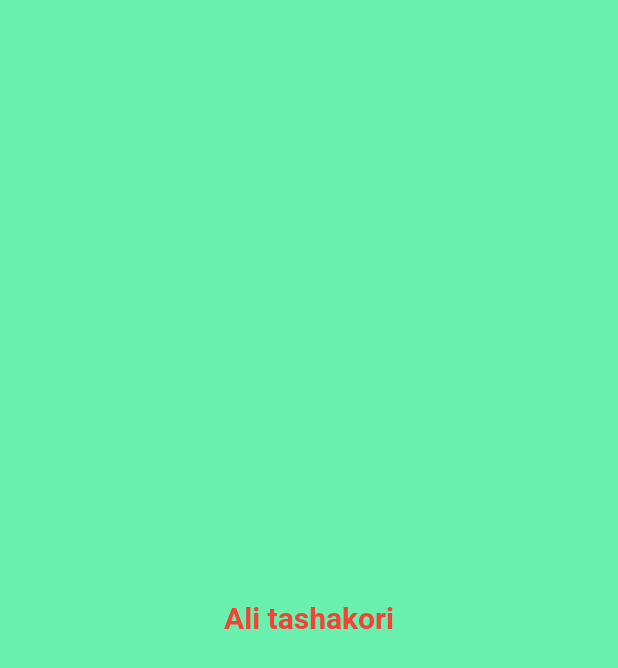
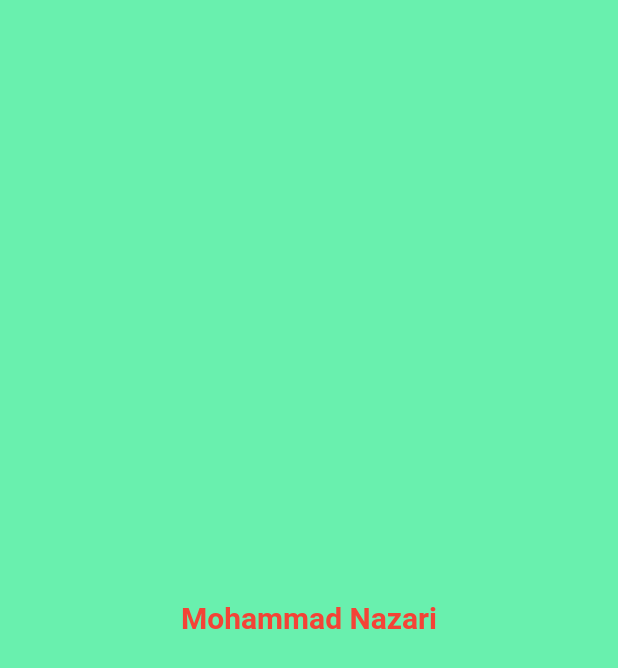
Before and after one commit to Alits23/TestAz, a Flutter app: the screen it shows after launch, on a phone screen of 412 x 824 dp. Shown: the top 668 px of the screen. Run offline on Flutter 3.47's test engine with Material 2 defaults, Android fonts, the phone set to English and light mode, and no system bars.

Commit message:
change my name in  main.dart

```diff
--- a/lib/main.dart
+++ b/lib/main.dart
@@ -11,7 +11,7 @@ Widget MyApp() {
       body: SafeArea(
         child: Center(
           child: Text(
-            'Ali tashakori',
+            'Mohammad Nazari',
             style: TextStyle(
               fontSize: 20,
               fontWeight: FontWeight.bold,
```
